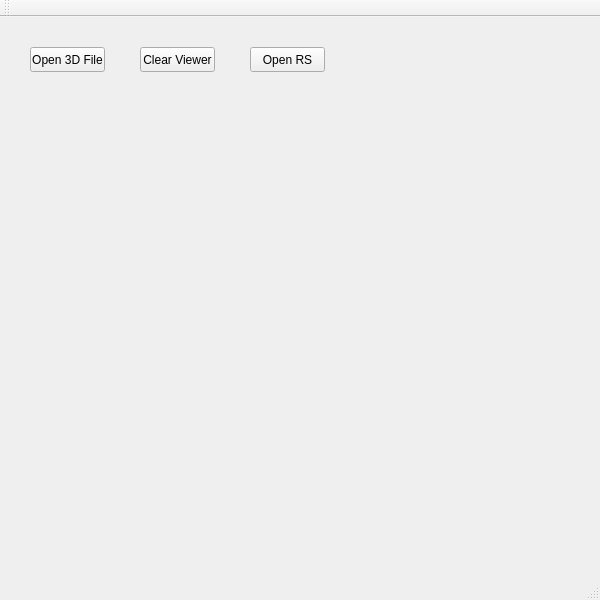
Old version of the form 3D/3D/mainwindow.ui in the repository WSX741405/3D.
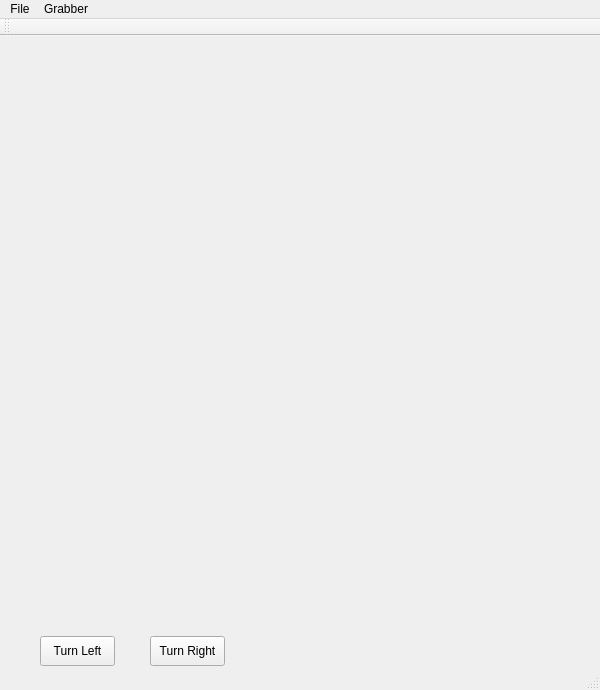
New version of the form.

The edit to the form file:
```diff
--- a/3D/3D/mainwindow.ui
+++ b/3D/3D/mainwindow.ui
@@ -7,7 +7,7 @@
     <x>0</x>
     <y>0</y>
     <width>600</width>
-    <height>600</height>
+    <height>690</height>
    </rect>
   </property>
   <property name="windowTitle">
@@ -17,40 +17,27 @@
    <widget class="QPushButton" name="_open3DFileBtn">
     <property name="geometry">
      <rect>
-      <x>30</x>
-      <y>30</y>
+      <x>40</x>
+      <y>600</y>
       <width>75</width>
-      <height>25</height>
+      <height>30</height>
      </rect>
     </property>
     <property name="text">
-     <string>Open 3D File</string>
+     <string>Turn Left</string>
     </property>
    </widget>
    <widget class="QPushButton" name="_clearViewerBtn">
     <property name="geometry">
      <rect>
-      <x>140</x>
-      <y>30</y>
+      <x>150</x>
+      <y>600</y>
       <width>75</width>
-      <height>25</height>
+      <height>30</height>
      </rect>
     </property>
     <property name="text">
-     <string>Clear Viewer</string>
-    </property>
-   </widget>
-   <widget class="QPushButton" name="_openRSBtn">
-    <property name="geometry">
-     <rect>
-      <x>250</x>
-      <y>30</y>
-      <width>75</width>
-      <height>25</height>
-     </rect>
-    </property>
-    <property name="text">
-     <string>Open RS</string>
+     <string>Turn Right</string>
     </property>
    </widget>
   </widget>
@@ -63,6 +50,20 @@
      <height>21</height>
     </rect>
    </property>
+   <widget class="QMenu" name="menuFile">
+    <property name="title">
+     <string>File</string>
+    </property>
+    <addaction name="_openFileMenu"/>
+   </widget>
+   <widget class="QMenu" name="menuGrabber">
+    <property name="title">
+     <string>Grabber</string>
+    </property>
+    <addaction name="_openRSMenu"/>
+   </widget>
+   <addaction name="menuFile"/>
+   <addaction name="menuGrabber"/>
   </widget>
   <widget class="QToolBar" name="mainToolBar">
    <attribute name="toolBarArea">
```
Left out of the diff: 24 changed lines with no effect on the pictures.
